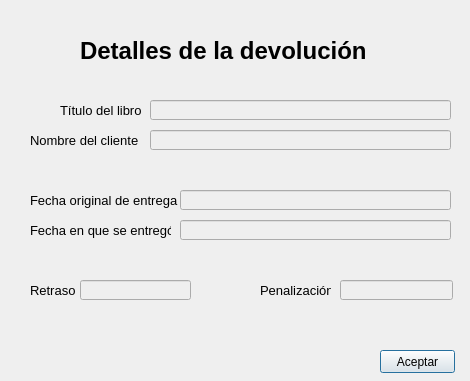
The window that infodevolucion.ui (AdrianPrietoLozano/biblioteca) describes before a commit, drawn with Qt 5.
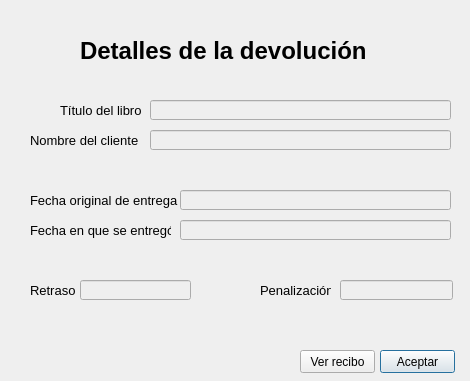
The same window after the commit.

Commit message: Cambio de tamaño del recibo y opción de abrir el recibo con un lector de pdf

Diff of the .ui file:
```diff
--- a/infodevolucion.ui
+++ b/infodevolucion.ui
@@ -274,6 +274,19 @@
     <string>Aceptar</string>
    </property>
   </widget>
+  <widget class="QPushButton" name="botonVerRecibo">
+   <property name="geometry">
+    <rect>
+     <x>300</x>
+     <y>350</y>
+     <width>75</width>
+     <height>23</height>
+    </rect>
+   </property>
+   <property name="text">
+    <string>Ver recibo</string>
+   </property>
+  </widget>
  </widget>
  <resources/>
  <connections/>
```
Left out of the diff: 10 changed lines with no effect on the pictures. The commit also changes 15 other files.
